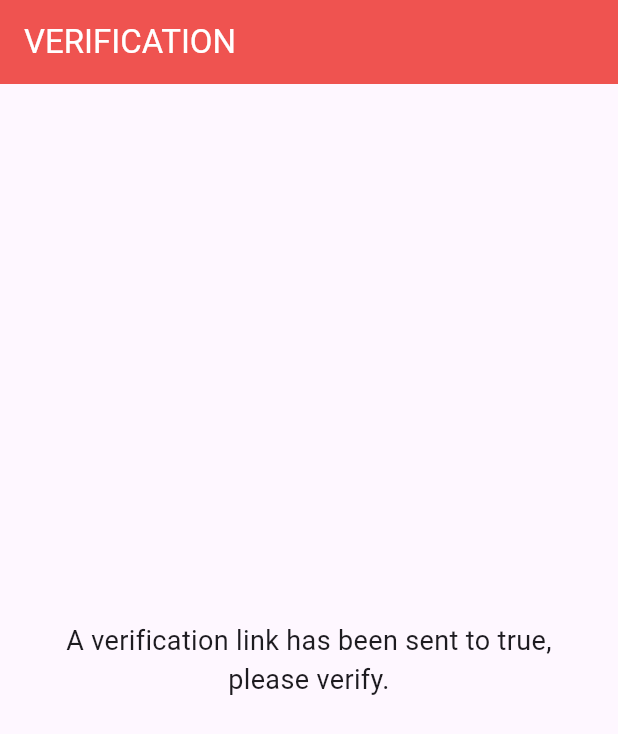
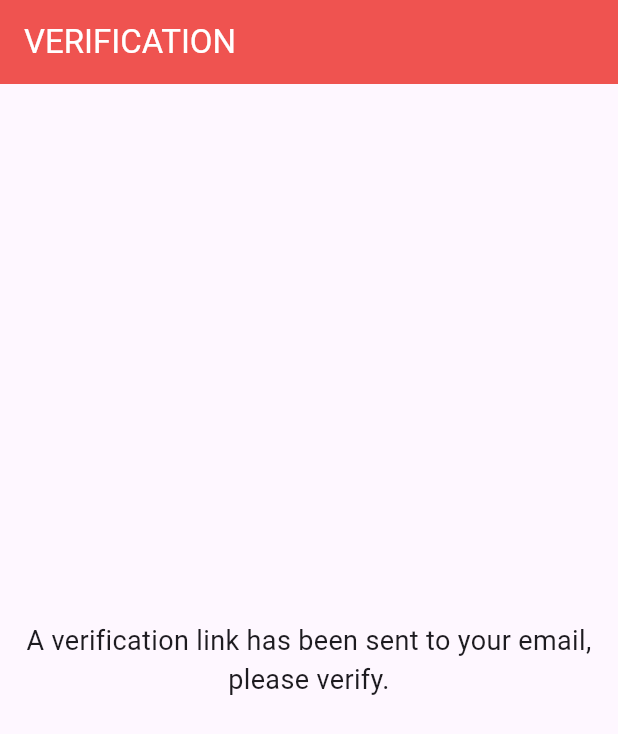
Before and after one commit to Anthony-Rama/Senior-Design-2024, a Flutter app: the VerifyEmailScreen screen opened directly, on a phone screen of 412 x 824 dp. Shown: the top 734 px of the screen. Run offline on Flutter 3.47's test engine with Material 3 defaults, Android fonts, the phone set to English and light mode, and no system bars; our stand-ins replace cloud_firestore, firebase_auth, firebase_core, firebase_storage, image_picker, video_player; accounts and stored records are empty; network calls fail.

Commit message:
Created verifyemail.dart and did verification email link shit. Changed signup screen to go to verification screen.

```diff
--- a/lib/Screens/verifyemail.dart
+++ b/lib/Screens/verifyemail.dart
@@ -47,7 +47,7 @@ class _VerifyEmailScreenState extends State<VerifyEmailScreen> {
               mainAxisAlignment: MainAxisAlignment.center,
               children: [
                 Text(
-                  'A verification link has been sent to ${user.emailVerified}, please verify.',
+                  'A verification link has been sent to your email, please verify.',
                   style: TextStyle(fontSize: 18),
                   textAlign: TextAlign.center,
                 ),
```
